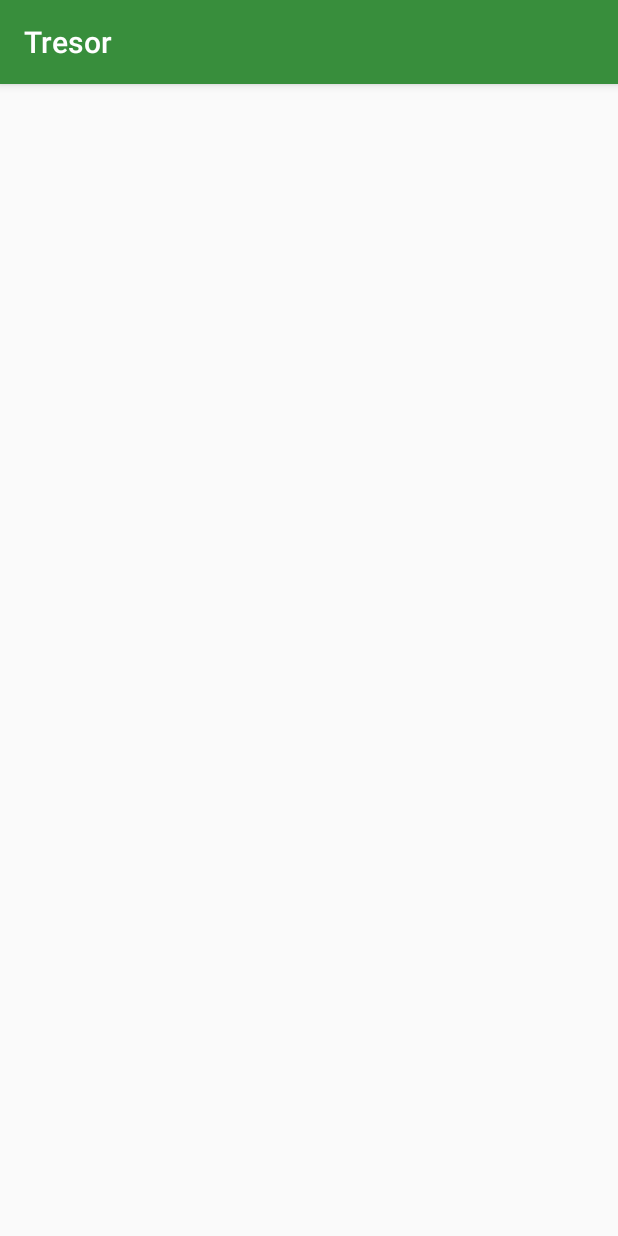
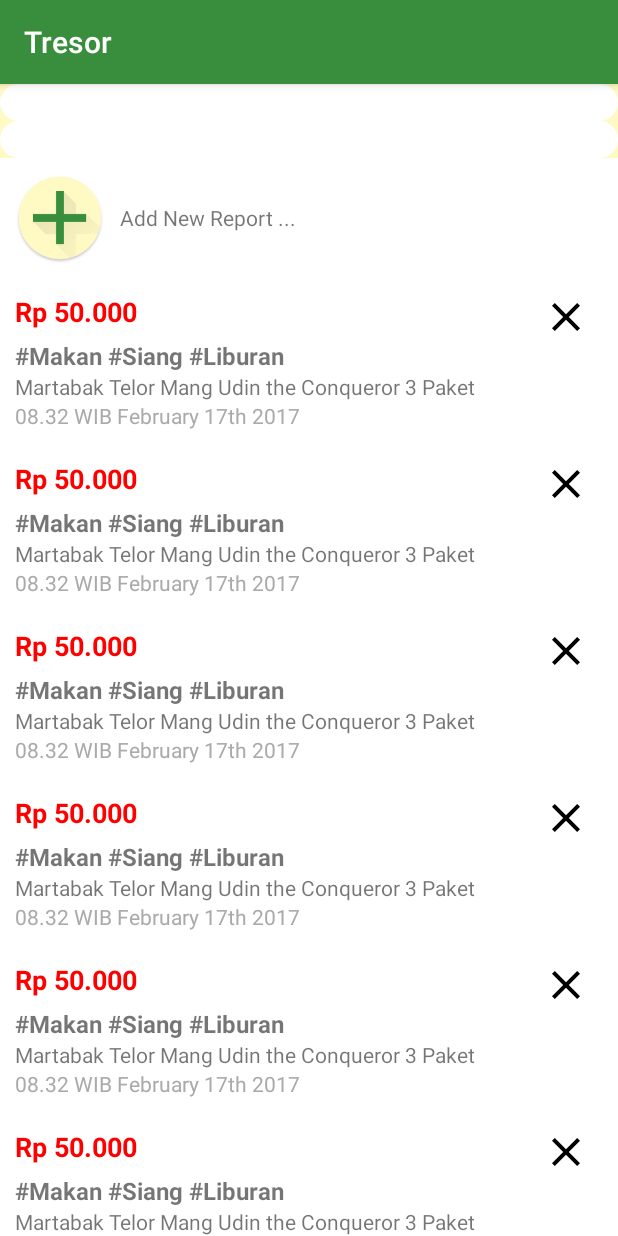
Before and after one commit to kristoff1/tresor, an Android app: the fragment ListFinancialHistoryFragment shown on its own in the app's theme, on a phone screen of 412 x 824 dp. Run offline under Robolectric (Android 15) with nearby library versions, the phone set to English and light mode, and no system bars.

Commit message:
home activity now displayed with one fragment (history list) with dummy data

```diff
--- a/app/src/main/java/com/tresor/HomeActivity.java
+++ b/app/src/main/java/com/tresor/HomeActivity.java
@@ -8,6 +8,8 @@ import android.support.design.widget.TabLayout;
 import android.support.v13.app.FragmentStatePagerAdapter;
 import android.support.v4.view.ViewPager;
 import android.support.v7.app.AppCompatActivity;
+
+import com.tresor.home.fragment.ListFinancialHistoryFragment;
 
 /**
  * Created by kris on 5/27/17. Tokopedia
@@ -23,9 +25,11 @@ public class HomeActivity extends AppCompatActivity {
     protected void onCreate(@Nullable Bundle savedInstanceState) {
         super.onCreate(savedInstanceState);
         setContentView(R.layout.home_activity);
-        homeTab.addTab(homeTab.newTab().setText("Notes"));
-        homeTab.addTab(homeTab.newTab().setText("Memos"));
-        homeTab.addTab(homeTab.newTab().setText("Events"));
+        homeTab = (TabLayout) findViewById(R.id.home_tab);
+        homePager = (ViewPager) findViewById(R.id.home_pager);
+        homeTab.addTab(homeTab.newTab().setText("History"));
+        homeTab.addTab(homeTab.newTab().setText("Statistic"));
+        homeTab.addTab(homeTab.newTab().setText("Options"));
         homeTab.setTabGravity(TabLayout.GRAVITY_FILL);
         homePager.setAdapter(homePagerAdapter(getFragmentManager()));
         homePager.addOnPageChangeListener(new TabLayout.TabLayoutOnPageChangeListener(homeTab));
@@ -53,13 +57,13 @@ public class HomeActivity extends AppCompatActivity {
             public Fragment getItem(int position) {
                 switch (position) {
                     case 0:
-                        return NotesListFragment.createNoteListFragment();
+                        return new ListFinancialHistoryFragment();
                     case 1:
-                        return MemoListFragment.createMemoListFragment();
+                        return new ListFinancialHistoryFragment();
                     case 2:
-                        return EventListFragment.createEventList();
+                        return new ListFinancialHistoryFragment();
                     default:
-                        return NotesListFragment.createNoteListFragment();
+                        return new ListFinancialHistoryFragment();
                 }
             }
 
--- a/app/src/main/java/com/tresor/home/ListFinancialHistoryFragment.java
+++ /dev/null
@@ -1,22 +0,0 @@
-package com.tresor.home;
-
-import android.app.Fragment;
-import android.os.Bundle;
-import android.support.annotation.Nullable;
-import android.view.LayoutInflater;
-import android.view.View;
-import android.view.ViewGroup;
-
-/**
- * Created by kris on 5/27/17. Tokopedia
- */
-
-public class ListFinancialHistoryFragment extends Fragment {
-
-    @Nullable
-    @Override
-    public View onCreateView(LayoutInflater inflater, @Nullable ViewGroup container, Bundle savedInstanceState) {
-        View mainView = inflater.inflate()
-        return super.onCreateView(inflater, container, savedInstanceState);
-    }
-}
--- /dev/null
+++ b/app/src/main/java/com/tresor/home/adapter/FinancialHistoryAdapter.java
@@ -0,0 +1,65 @@
+package com.tresor.home.adapter;
+
+import android.content.Context;
+import android.support.v7.widget.RecyclerView;
+import android.view.LayoutInflater;
+import android.view.View;
+import android.view.ViewGroup;
+import android.widget.TextView;
+
+import com.tresor.R;
+import com.tresor.home.model.FinancialHistoryModel;
+
+import java.util.List;
+
+/**
+ * Created by kris on 5/28/17. Tokopedia
+ */
+
+public class FinancialHistoryAdapter extends RecyclerView.Adapter<FinancialHistoryAdapter.FinancialHistoryViewHolder> {
+
+    private Context context;
+    private List<FinancialHistoryModel> financialHistoryModelList;
+
+    public FinancialHistoryAdapter(Context context, List<FinancialHistoryModel> financialHistoryModelList) {
+        this.context = context;
+        this.financialHistoryModelList = financialHistoryModelList;
+    }
+
+    @Override
+    public FinancialHistoryViewHolder onCreateViewHolder(ViewGroup parent, int viewType) {
+        View adapterView = LayoutInflater.from(parent.getContext())
+                .inflate(R.layout.financial_list_adapter, parent, false);
+
+        return new FinancialHistoryViewHolder(adapterView);
+    }
+
+    @Override
+    public void onBindViewHolder(FinancialHistoryViewHolder holder, int position) {
+        FinancialHistoryModel financialHistoryModel = financialHistoryModelList.get(position);
+        holder.historyAmount.setText(financialHistoryModel.getAmount());
+        holder.historyHashtag.setText(financialHistoryModel.getHashtag());
+        holder.historyInfo.setText(financialHistoryModel.getInfo());
+        holder.historyDate.setText(financialHistoryModel.getDate());
+    }
+
+    @Override
+    public int getItemCount() {
+        return financialHistoryModelList.size();
+    }
+
+    class FinancialHistoryViewHolder extends RecyclerView.ViewHolder {
+    private TextView historyAmount;
+        private TextView historyHashtag;
+        private TextView historyInfo;
+    private TextView historyDate;
+    FinancialHistoryViewHolder(View itemView) {
+        super(itemView);
+        historyAmount = (TextView) itemView.findViewById(R.id.history_amount);
+        historyHashtag = (TextView) itemView.findViewById(R.id.history_hastag);
+        historyInfo = (TextView) itemView.findViewById(R.id.history_info);
+        historyDate = (TextView) itemView.findViewById(R.id.history_date);
+    }
+}
+
+}
--- /dev/null
+++ b/app/src/main/java/com/tresor/home/fragment/ListFinancialHistoryFragment.java
@@ -0,0 +1,51 @@
+package com.tresor.home.fragment;
+
+import android.app.Fragment;
+import android.os.Bundle;
+import android.support.annotation.Nullable;
+import android.support.v7.widget.LinearLayoutManager;
+import android.support.v7.widget.RecyclerView;
+import android.view.LayoutInflater;
+import android.view.View;
+import android.view.ViewGroup;
+
+import com.tresor.R;
+import com.tresor.home.adapter.FinancialHistoryAdapter;
+import com.tresor.home.model.FinancialHistoryModel;
+
+import java.util.ArrayList;
+import java.util.List;
+
+/**
+ * Created by kris on 5/27/17. Tokopedia
+ */
+
+public class ListFinancialHistoryFragment extends Fragment {
+
+    private RecyclerView financialHistoryList;
+    private RecyclerView.Adapter financialHistoryListAdapter;
+
+    @Nullable
+    @Override
+    public View onCreateView(LayoutInflater inflater, @Nullable ViewGroup container, Bundle savedInstanceState) {
+        View mainView = inflater.inflate(R.layout.fragment_list_financial_history, container, false);
+        financialHistoryList = (RecyclerView) mainView.findViewById(R.id.list_financial_history);
+        financialHistoryList.setLayoutManager(new LinearLayoutManager(getActivity()));
+        financialHistoryListAdapter = new FinancialHistoryAdapter(getActivity(), financialHistoryModelList());
+        financialHistoryList.setAdapter(financialHistoryListAdapter);
+        return mainView;
+    }
+
+    private List<FinancialHistoryModel> financialHistoryModelList() {
+        List<FinancialHistoryModel> list = new ArrayList<>();
+        for(int i = 0; i<8; i++) {
+            FinancialHistoryModel financialHistoryModel = new FinancialHistoryModel();
+            financialHistoryModel.setAmount("Rp 50.000");
+            financialHistoryModel.setDate("08.32 WIB February 17th 2017");
+            financialHistoryModel.setHashtag("#Makan #Siang #Liburan");
+            financialHistoryModel.setInfo("Martabak Telor Mang Udin the Conqueror 3 Paket");
+            list.add(financialHistoryModel);
+        }
+        return list;
+    }
+}
--- /dev/null
+++ b/app/src/main/java/com/tresor/home/model/FinancialHistoryModel.java
@@ -0,0 +1,48 @@
+package com.tresor.home.model;
+
+/**
+ * Created by kris on 5/28/17. Tokopedia
+ */
+
+public class FinancialHistoryModel {
+
+    private String amount;
+
+    private String hashtag;
+
+    private String info;
+
+    private String date;
+
+    public String getAmount() {
+        return amount;
+    }
+
+    public void setAmount(String amount) {
+        this.amount = amount;
+    }
+
+    public String getHashtag() {
+        return hashtag;
+    }
+
+    public void setHashtag(String hashtag) {
+        this.hashtag = hashtag;
+    }
+
+    public String getInfo() {
+        return info;
+    }
+
+    public void setInfo(String info) {
+        this.info = info;
+    }
+
+    public String getDate() {
+        return date;
+    }
+
+    public void setDate(String date) {
+        this.date = date;
+    }
+}
--- /dev/null
+++ b/app/src/main/res/drawable/rounded_edit_text_background.xml
@@ -0,0 +1,11 @@
+<?xml version="1.0" encoding="utf-8"?>
+<shape xmlns:android="http://schemas.android.com/apk/res/android"
+    android:padding="10dp"
+    android:shape="rectangle">
+    <solid android:color="#FFFFFF" />
+    <corners
+        android:bottomLeftRadius="15dp"
+        android:bottomRightRadius="15dp"
+        android:topLeftRadius="15dp"
+        android:topRightRadius="15dp" />
+</shape>
--- a/app/src/main/res/layout/financial_list_adapter.xml
+++ b/app/src/main/res/layout/financial_list_adapter.xml
@@ -17,6 +17,7 @@
             android:orientation="vertical">
 
             <TextView
+                android:id="@+id/history_amount"
                 android:layout_width="wrap_content"
                 android:layout_height="wrap_content"
                 android:textStyle="bold"
@@ -39,17 +40,20 @@
                 android:orientation="vertical">
 
                 <TextView
+                    android:id="@+id/history_hastag"
                     style="@style/HashTag"
                     android:layout_width="wrap_content"
                     android:layout_height="wrap_content"
                     android:text="#Makan #Siang #Liburan" />
 
                 <TextView
+                    android:id="@+id/history_info"
                     android:layout_width="wrap_content"
                     android:layout_height="wrap_content"
                     android:text="Martabak Telor Mang Udin the Conqueror 3 Paket" />
 
                 <TextView
+                    android:id="@+id/history_date"
                     android:layout_width="wrap_content"
                     android:layout_height="wrap_content"
                     android:text="08.32 WIB April 7th 2017"
--- a/app/src/main/res/layout/fragment_list_financial_history.xml
+++ b/app/src/main/res/layout/fragment_list_financial_history.xml
@@ -6,7 +6,8 @@
     <LinearLayout
         android:layout_width="match_parent"
         android:layout_height="wrap_content"
-        android:orientation="vertical">
+        android:orientation="vertical"
+        android:background="@color/colorContrast">
 
         <EditText
             android:id="@+id/field_hastag"
@@ -28,7 +29,8 @@
         <LinearLayout
             android:layout_width="match_parent"
             android:layout_height="wrap_content"
-            android:orientation="vertical">
+            android:orientation="vertical"
+            android:visibility="gone">
 
             <LinearLayout
                 android:layout_width="match_parent"
@@ -38,13 +40,13 @@
                     android:id="@+id/date_field_from"
                     android:layout_width="0dp"
                     android:layout_height="wrap_content"
-                    android:layout_weight="1"/>
+                    android:layout_weight="1" />
 
                 <EditText
                     android:id="@+id/date_field_to"
                     android:layout_width="0dp"
                     android:layout_height="wrap_content"
-                    android:layout_weight="1"/>
+                    android:layout_weight="1" />
 
             </LinearLayout>
 
@@ -58,7 +60,7 @@
                     android:layout_height="wrap_content"
                     android:layout_weight="1"
                     android:gravity="center"
-                    android:text="Close"/>
+                    android:text="Close" />
 
                 <TextView
                     android:id="@+id/search_button"
@@ -66,11 +68,20 @@
                     android:layout_height="wrap_content"
                     android:layout_weight="1"
                     android:gravity="center"
-                    android:text="Search"/>
+                    android:text="Search" />
             </LinearLayout>
 
         </LinearLayout>
 
     </LinearLayout>
 
+    <include android:id="@+id/adder_layout"
+        layout="@layout/insert_new_list"
+        />
+
+    <android.support.v7.widget.RecyclerView
+        android:id="@+id/list_financial_history"
+        android:layout_width="match_parent"
+        android:layout_height="wrap_content">
+    </android.support.v7.widget.RecyclerView>
 </LinearLayout>
--- a/app/src/main/res/layout/home_activity.xml
+++ b/app/src/main/res/layout/home_activity.xml
@@ -2,6 +2,10 @@
 <LinearLayout xmlns:android="http://schemas.android.com/apk/res/android"
     android:orientation="vertical" android:layout_width="match_parent"
     android:layout_height="match_parent">
+
+    <include
+        android:id="@+id/header"
+        layout="@layout/fragment_banner_report"/>
 
     <android.support.design.widget.TabLayout
         android:id="@+id/home_tab"
--- a/app/src/main/res/values/styles.xml
+++ b/app/src/main/res/values/styles.xml
@@ -6,6 +6,7 @@
         <item name="colorPrimary">@color/colorPrimary</item>
         <item name="colorPrimaryDark">@color/colorPrimaryDark</item>
         <item name="colorAccent">@color/colorAccent</item>
+        <item name="editTextStyle">@style/AppEditText</item>
     </style>
 
     <style name="SubLayoutItem">
@@ -80,4 +81,8 @@
         <item name="android:textStyle">bold</item>
     </style>
 
+    <style name="AppEditText" parent="@android:style/Widget.EditText">
+        <item name="android:background">@drawable/rounded_edit_text_background</item>
+        <item name="android:layout_margin">@dimen/margin_vs</item>
+    </style>
 </resources>
```
Also changed, not shown: app/src/main/AndroidManifest.xml (+7 -1 lines).
